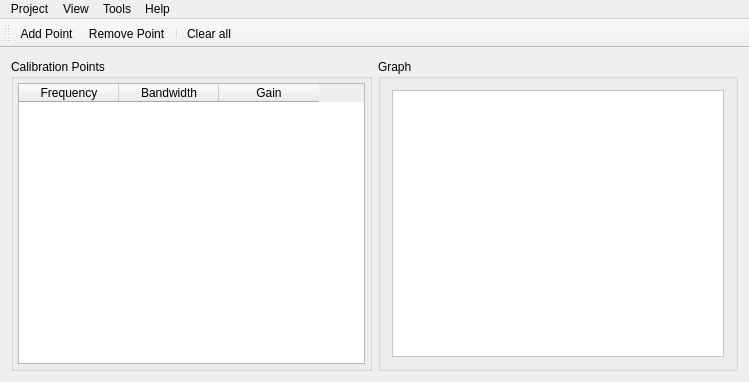
First picture: the form in mainwindow.ui, repository timschneeb/DDCToolbox, before the edit.
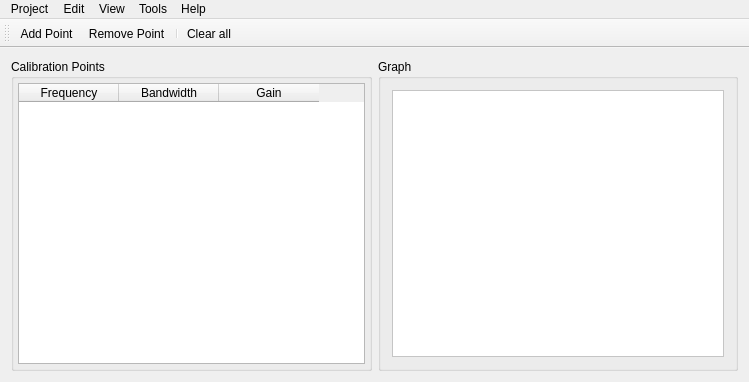
Second picture: the form after the edit. Icons and pictures are not drawn. Custom widgets are drawn as their Qt base class.

The edit to the form file:
```diff
--- a/mainwindow.ui
+++ b/mainwindow.ui
@@ -197,7 +197,16 @@
     <addaction name="separator"/>
     <addaction name="actionTake_screenshot"/>
    </widget>
+   <widget class="QMenu" name="menuEdit">
+    <property name="title">
+     <string>Edit</string>
+    </property>
+    <addaction name="separator"/>
+    <addaction name="separator"/>
+    <addaction name="actionView_undo_history"/>
+   </widget>
    <addaction name="menuProject"/>
+   <addaction name="menuEdit"/>
    <addaction name="menuView"/>
    <addaction name="menuToold"/>
    <addaction name="menuHelp"/>
```
Left out of the diff: 25 changed lines with no effect on the pictures.
